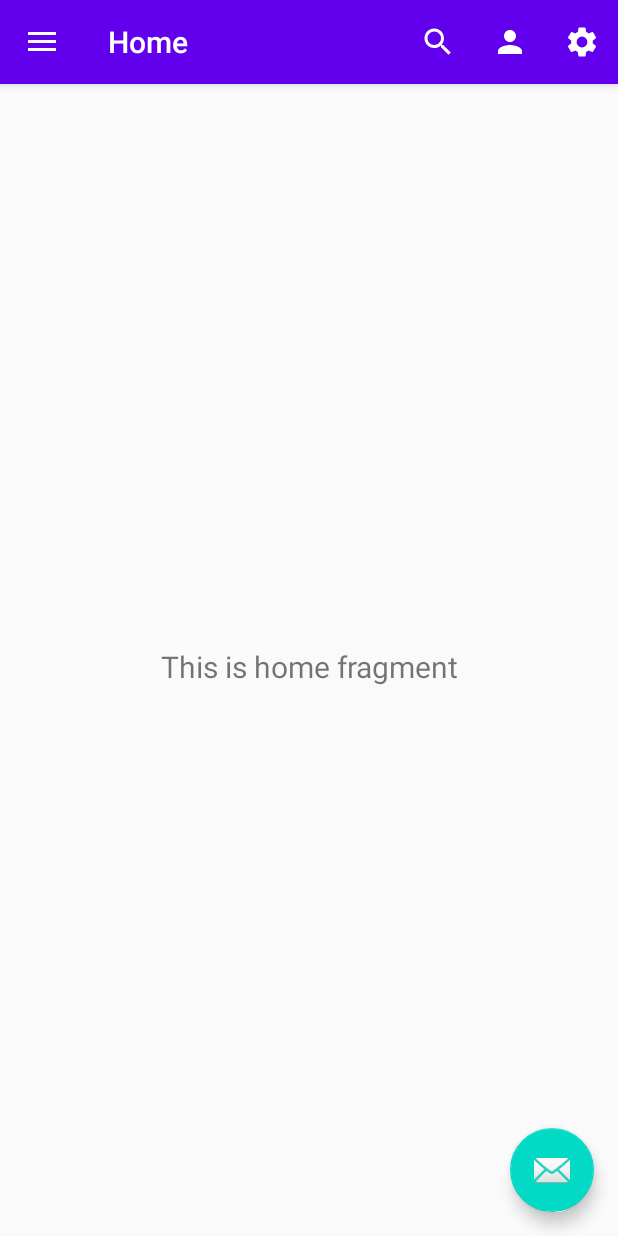
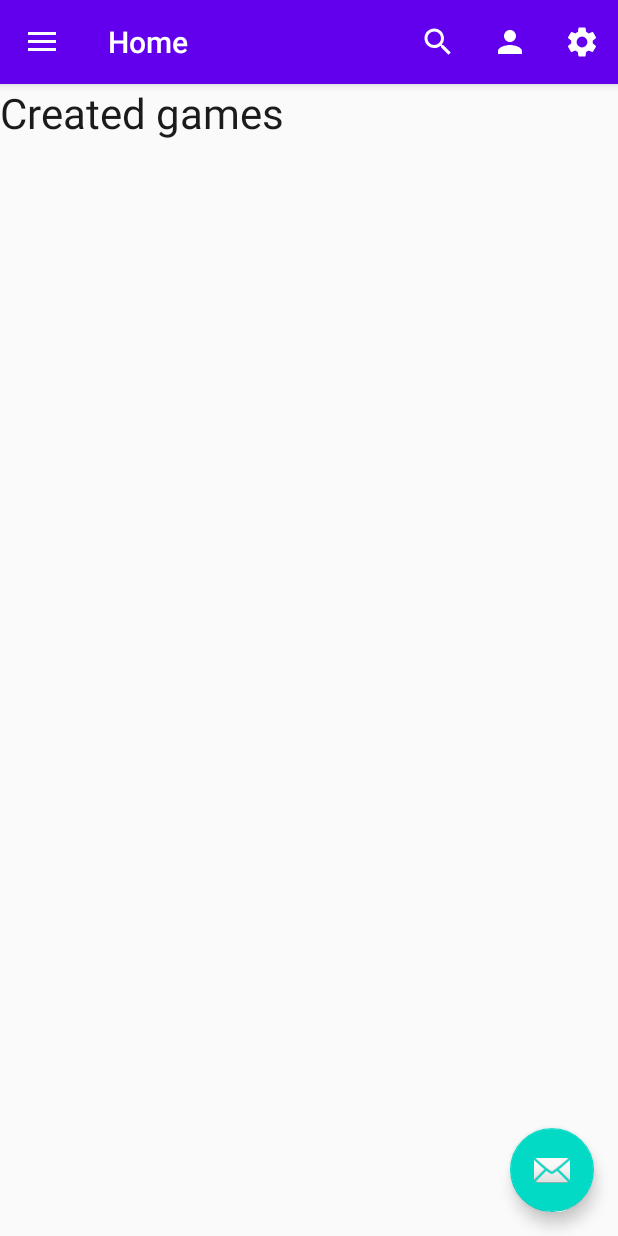
Before and after one commit to miriampunzi/Pearly, an Android app: the screen it shows after launch (MainActivity), on a phone screen of 412 x 824 dp. Run offline under Robolectric (Android 15) with nearby library versions, the phone set to English and light mode, and no system bars; our stand-ins replace navigation-ui.

Commit message:
Updated home view

```diff
--- a/app/src/main/java/es/upm/progui/pearly/ui/home/HomeFragment.java
+++ b/app/src/main/java/es/upm/progui/pearly/ui/home/HomeFragment.java
@@ -23,13 +23,7 @@ public class HomeFragment extends Fragment {
         homeViewModel =
                 ViewModelProviders.of(this).get(HomeViewModel.class);
         View root = inflater.inflate(R.layout.fragment_home, container, false);
-        final TextView textView = root.findViewById(R.id.text_home);
-        homeViewModel.getText().observe(getViewLifecycleOwner(), new Observer<String>() {
-            @Override
-            public void onChanged(@Nullable String s) {
-                textView.setText(s);
-            }
-        });
+
         return root;
     }
 }
--- a/app/src/main/res/layout/fragment_home.xml
+++ b/app/src/main/res/layout/fragment_home.xml
@@ -1,22 +1,18 @@
 <?xml version="1.0" encoding="utf-8"?>
-<androidx.constraintlayout.widget.ConstraintLayout xmlns:android="http://schemas.android.com/apk/res/android"
+<LinearLayout xmlns:android="http://schemas.android.com/apk/res/android"
     xmlns:app="http://schemas.android.com/apk/res-auto"
     xmlns:tools="http://schemas.android.com/tools"
     android:layout_width="match_parent"
     android:layout_height="match_parent"
+    android:orientation="vertical"
     tools:context=".ui.home.HomeFragment">
 
     <TextView
-        android:id="@+id/text_home"
-        android:layout_width="match_parent"
+        android:id="@+id/textView_fragment_home_createdGames"
+        android:layout_width="wrap_content"
         android:layout_height="wrap_content"
-        android:layout_marginStart="8dp"
-        android:layout_marginTop="8dp"
-        android:layout_marginEnd="8dp"
-        android:textAlignment="center"
-        android:textSize="20sp"
-        app:layout_constraintBottom_toBottomOf="parent"
-        app:layout_constraintEnd_toEndOf="parent"
-        app:layout_constraintStart_toStartOf="parent"
-        app:layout_constraintTop_toTopOf="parent" />
-</androidx.constraintlayout.widget.ConstraintLayout>
+        android:text="@string/fragmentHome_category_createdGames"
+        android:textSize="@dimen/page_title"
+        android:textColor="@color/textDark"/>
+
+</LinearLayout>
--- a/app/src/main/res/values/colors.xml
+++ b/app/src/main/res/values/colors.xml
@@ -5,4 +5,12 @@
     <color name="colorAccent">#03DAC5</color>
 
     <color name="colorIconToolbar">#FFFFFF</color>
+
+    <color name="iconLight">#FFFFFF</color>
+    <color name="iconMedium">#707070</color>
+    <color name="iconDark">#212121</color>
+
+    <color name="textLight">#FFFFFF</color>
+    <color name="textMedium">#444444</color>
+    <color name="textDark">#1b1b1b</color>
 </resources>
--- a/app/src/main/res/values/dimens.xml
+++ b/app/src/main/res/values/dimens.xml
@@ -5,4 +5,7 @@
     <dimen name="nav_header_vertical_spacing">8dp</dimen>
     <dimen name="nav_header_height">176dp</dimen>
     <dimen name="fab_margin">16dp</dimen>
+
+    <dimen name="page_title">28sp</dimen>
+    <dimen name="paragraph">14sp</dimen>
 </resources>
--- a/app/src/main/res/values/strings.xml
+++ b/app/src/main/res/values/strings.xml
@@ -17,5 +17,6 @@
     <string name="toolbarIcon_search">Search</string>
     <string name="toolbarIcon_profile">Profile</string>
     <string name="toolbarIcon_settings">Settings</string>
+    <string name="fragmentHome_category_createdGames">Created games</string>
 
 </resources>
```
